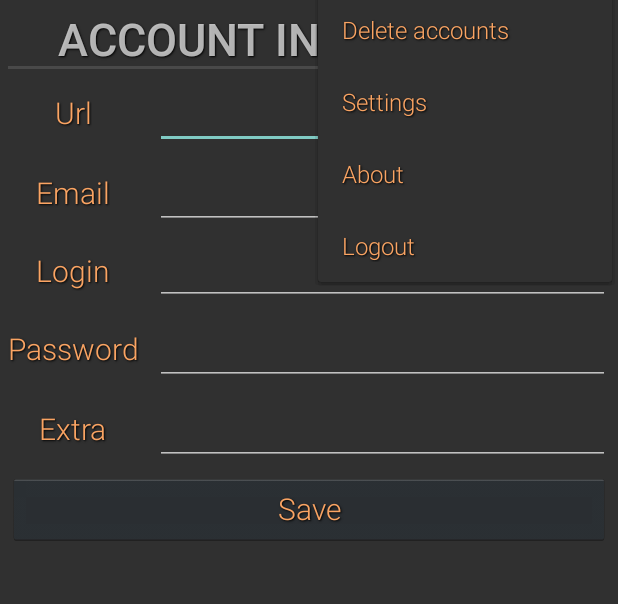
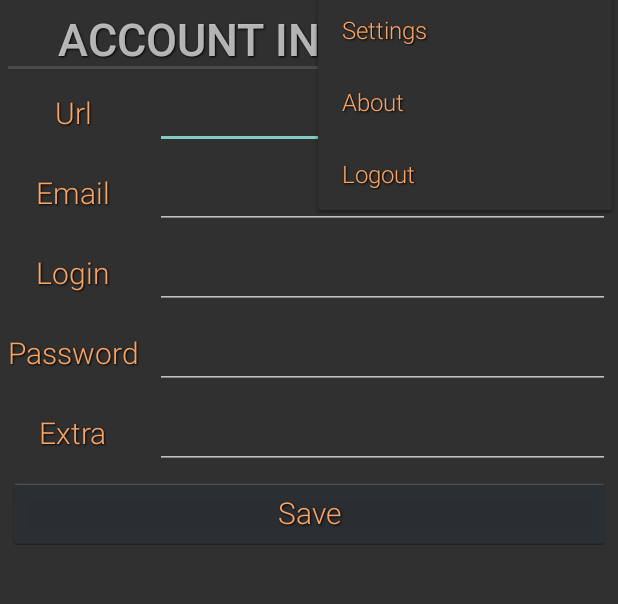
Before and after one commit to Ninise/PassKeeper, an Android app: the fragment PassDataFragment placed in its activity, with the options menu open, on a phone screen of 412 x 824 dp, the part 84-688 px from its top. Run offline under Robolectric (Android 15) with nearby library versions, the phone set to English and light mode, and no system bars.

Commit message:
Added browse data & update data & some changes

```diff
--- a/app/src/main/java/nkteam/com/passkeeper/database/DatabaseHandler.java
+++ b/app/src/main/java/nkteam/com/passkeeper/database/DatabaseHandler.java
@@ -116,7 +116,7 @@ public class DatabaseHandler extends SQLiteOpenHelper implements IDatabaseHandle
                 dataPassesList.add(pkDataModel);
             } while (cursor.moveToNext());
         }
-        Log.d("Database", "IT WORK! GET ALL");
+
         return dataPassesList;
     }
 
@@ -130,13 +130,13 @@ public class DatabaseHandler extends SQLiteOpenHelper implements IDatabaseHandle
         values.put(KEY_PASS, pkDataModel.getPass());
         values.put(KEY_EMAIL, pkDataModel.getEmail());
         values.put(KEY_EXTRA, pkDataModel.getExtra());
-
         return db.update(
                 TABLE_PASSES,
                 values,
                 KEY_ID + "=?",
                 new String[] { String.valueOf(pkDataModel.getId()) }
         );
+
     }
 
     @Override
@@ -153,7 +153,6 @@ public class DatabaseHandler extends SQLiteOpenHelper implements IDatabaseHandle
         SQLiteDatabase db = this.getWritableDatabase();
         db.delete(TABLE_PASSES, null, null);
         db.close();
-        Log.d("Database", "IT WORK! DELETE ALL");
     }
 
 
--- a/app/src/main/java/nkteam/com/passkeeper/passlist/ContentFragment.java
+++ b/app/src/main/java/nkteam/com/passkeeper/passlist/ContentFragment.java
@@ -4,6 +4,7 @@ package nkteam.com.passkeeper.passlist;
 import android.os.Bundle;
 import android.support.annotation.Nullable;
 import android.support.v4.app.Fragment;
+import android.support.v4.app.FragmentTransaction;
 import android.support.v7.widget.DefaultItemAnimator;
 import android.support.v7.widget.LinearLayoutManager;
 import android.support.v7.widget.RecyclerView;
@@ -21,6 +22,13 @@ import nkteam.com.passkeeper.database.PKDataModel;
 public class ContentFragment extends Fragment {
 
     private static final String TAG = "ContentFragment";
+
+    public static final String EXTRA_URL = "URL";
+    public static final String EXTRA_LOGIN = "LOGIN";
+    public static final String EXTRA_PASS = "PASS";
+    public static final String EXTRA_EMAIL = "EMAIL";
+    public static final String EXTRA_EXTRA = "EXTRA";
+    public static final String EXTRA_ID = "ID";
 
     List<PKDataModel> passList;
     RecyclerView mRecyclerView;
@@ -57,6 +65,34 @@ public class ContentFragment extends Fragment {
         ItemTouchHelper helper = new ItemTouchHelper(callback);
         helper.attachToRecyclerView(mRecyclerView);
 
+        mRecyclerView.addOnItemTouchListener(new RecyclerItemClickListener(getActivity(),
+                new RecyclerItemClickListener.OnItemClickListener() {
+                    @Override
+                    public void onItemClick(View view, int position) {
+                        sendData(position);
+                    }
+                }));
+
         return v;
     }
+
+    private void sendData(int position) {
+        PassDataFragment fragment = new PassDataFragment();
+
+        Bundle bundle = new Bundle();
+        bundle.putInt(EXTRA_ID, passList.get(position).getId());
+        bundle.putString(EXTRA_URL, passList.get(position).getUrl());
+        bundle.putString(EXTRA_LOGIN, passList.get(position).getLogin());
+        bundle.putString(EXTRA_PASS, passList.get(position).getPass());
+        bundle.putString(EXTRA_EMAIL, passList.get(position).getEmail());
+        bundle.putString(EXTRA_EXTRA, passList.get(position).getExtra());
+
+        fragment.setArguments(bundle);
+
+        FragmentTransaction fragmentTransaction = getActivity().getSupportFragmentManager().beginTransaction();
+        fragmentTransaction.setCustomAnimations(R.anim.slide_in, R.anim.slide_out);
+        fragmentTransaction.replace(R.id.frame, fragment);
+        fragmentTransaction.commit();
+
+    }
 }
--- a/app/src/main/java/nkteam/com/passkeeper/passlist/PassDataFragment.java
+++ b/app/src/main/java/nkteam/com/passkeeper/passlist/PassDataFragment.java
@@ -20,39 +20,49 @@ public class PassDataFragment extends Fragment {
 
     private static final String TAG = "PassDataFragment";
 
+    private EditText urlEditText;
+    private EditText emailEditText;
+    private EditText loginEditText;
+    private EditText passEditText;
+    private EditText extraEditText;
+
+    private static int ID;
+
     @Nullable
     @Override
     public View onCreateView(final LayoutInflater inflater, final ViewGroup container, Bundle savedInstanceState) {
+
         View v = inflater.inflate(R.layout.fragment_new_acc_layout, container, false);
 
-        final EditText urlEditText = (EditText) v.findViewById(R.id.urlEditText);
-        final EditText emailEditText = (EditText) v.findViewById(R.id.emailEditText);
-        final EditText loginEditText = (EditText) v.findViewById(R.id.loginEditText);
-        final EditText passEditText = (EditText) v.findViewById(R.id.passEditText);
-        final EditText extraEditText = (EditText) v.findViewById(R.id.extraEditText);
+        urlEditText = (EditText) v.findViewById(R.id.urlEditText);
+        emailEditText = (EditText) v.findViewById(R.id.emailEditText);
+        loginEditText = (EditText) v.findViewById(R.id.loginEditText);
+        passEditText = (EditText) v.findViewById(R.id.passEditText);
+        extraEditText = (EditText) v.findViewById(R.id.extraEditText);
+
+        if (isDataExists()) {
+            getData();
+        }
 
         Button saveBtn = (Button) v.findViewById(R.id.saveButton);
         saveBtn.setOnClickListener(new View.OnClickListener() {
             @Override
             public void onClick(View v) {
-
-
                 if (urlEditText.getText().toString().equals("") || loginEditText.getText().toString().equals("") ||
                         passEditText.getText().toString().equals("") || emailEditText.getText().toString().equals("")) {
 
                     showAlertDialog();
+                }
+                    DatabaseHandler db = new DatabaseHandler(getActivity());
 
+                if (!isDataExists()) {
+                    db.addDataPass(setData());
                 } else {
-                    DatabaseHandler db = new DatabaseHandler(getActivity());
-                    db.addDataPass(new PKDataModel(
-                            urlEditText.getText().toString().trim(),
-                            loginEditText.getText().toString().trim(),
-                            passEditText.getText().toString().trim(),
-                            emailEditText.getText().toString().trim(),
-                            extraEditText.getText().toString().trim()));
+                    db.updateDataPass(setData());
+                }
                     backToList();
-                }
             }
+
         });
 
         return v;
@@ -64,7 +74,6 @@ public class PassDataFragment extends Fragment {
                 getSupportFragmentManager().
                 beginTransaction();
         fragmentTransaction.setCustomAnimations(R.anim.slide_in, R.anim.slide_out);
-        Log.d(TAG, "OUT");
         fragmentTransaction.replace(R.id.frame, fragment);
         fragmentTransaction.commit();
     }
@@ -93,4 +102,28 @@ public class PassDataFragment extends Fragment {
         });
         alert.show();
     }
+
+    private void getData() {
+        ID = getArguments().getInt(ContentFragment.EXTRA_ID);
+        urlEditText.setText(getArguments().getString(ContentFragment.EXTRA_URL));
+        loginEditText.setText(getArguments().getString(ContentFragment.EXTRA_LOGIN));
+        passEditText.setText(getArguments().getString(ContentFragment.EXTRA_PASS));
+        emailEditText.setText(getArguments().getString(ContentFragment.EXTRA_EMAIL));
+        extraEditText.setText(getArguments().getString(ContentFragment.EXTRA_EXTRA));
+    }
+
+    private PKDataModel setData() {
+          return new PKDataModel(
+                                 ID,
+                                 urlEditText.getText().toString().trim(),
+                                 loginEditText.getText().toString().trim(),
+                                 passEditText.getText().toString().trim(),
+                                 emailEditText.getText().toString().trim(),
+                                 extraEditText.getText().toString().trim()
+          );
+    }
+
+    private boolean isDataExists() {
+        return getArguments() != null;
+    }
 }
--- a/app/src/main/java/nkteam/com/passkeeper/passlist/PassListActivity.java
+++ b/app/src/main/java/nkteam/com/passkeeper/passlist/PassListActivity.java
@@ -7,7 +7,6 @@ import android.support.v4.widget.DrawerLayout;
 import android.support.v7.app.ActionBarDrawerToggle;
 import android.support.v7.app.AppCompatActivity;
 import android.support.v7.widget.Toolbar;
-import android.util.Log;
 import android.view.Menu;
 import android.view.MenuItem;
 import android.widget.Toast;
@@ -107,7 +106,7 @@ public class PassListActivity extends AppCompatActivity {
         PassDataFragment fragment = new PassDataFragment();
         android.support.v4.app.FragmentTransaction fragmentTransaction = getSupportFragmentManager().beginTransaction();
         fragmentTransaction.setCustomAnimations(R.anim.slide_in, R.anim.slide_out);
-        Log.d(TAG, "IN");
+
         fragmentTransaction.replace(R.id.frame, fragment);
         fragmentTransaction.commit();
     }
@@ -116,9 +115,6 @@ public class PassListActivity extends AppCompatActivity {
         switch (menuItem.getItemId()){
             case R.id.new_acc:
                 viewPassDataFragment();
-                return true;
-            case R.id.delete_acc:
-
                 return true;
             case R.id.settings:
 
--- /dev/null
+++ b/app/src/main/java/nkteam/com/passkeeper/passlist/RecyclerItemClickListener.java
@@ -0,0 +1,45 @@
+package nkteam.com.passkeeper.passlist;
+
+import android.content.Context;
+import android.support.v7.widget.RecyclerView;
+import android.view.GestureDetector;
+import android.view.MotionEvent;
+import android.view.View;
+
+public class RecyclerItemClickListener implements RecyclerView.OnItemTouchListener {
+
+    private OnItemClickListener mListener;
+
+    public interface OnItemClickListener {
+        void onItemClick(View view, int position);
+    }
+
+    GestureDetector mGestureDetector;
+
+    public RecyclerItemClickListener(Context context, OnItemClickListener listener) {
+        mListener = listener;
+        mGestureDetector = new GestureDetector(context, new GestureDetector.SimpleOnGestureListener() {
+            @Override
+            public boolean onSingleTapUp(MotionEvent e) {
+                return true;
+            }
+        });
+    }
+
+    @Override
+    public boolean onInterceptTouchEvent(RecyclerView view, MotionEvent e) {
+        View childView = view.findChildViewUnder(e.getX(), e.getY());
+        if (childView != null && mListener != null && mGestureDetector.onTouchEvent(e)) {
+            mListener.onItemClick(childView, view.getChildAdapterPosition(childView));
+        }
+        return false;
+    }
+
+    @Override
+    public void onTouchEvent(RecyclerView view, MotionEvent motionEvent) {
+    }
+
+    @Override
+    public void onRequestDisallowInterceptTouchEvent(boolean disallowIntercept) {
+    }
+}
--- a/app/src/main/java/nkteam/com/passkeeper/pincode/PincodeFragment.java
+++ b/app/src/main/java/nkteam/com/passkeeper/pincode/PincodeFragment.java
@@ -102,6 +102,7 @@ public class PincodeFragment extends Fragment {
             public void onClick(View v) {
                 if (mPinCodeTextView.length() != 0) {
                     mPinCodeTextView.setText(mPinCodeTextView.getText().subSequence(0, mPinCodeTextView.length() - 1));
+                    INPUT_PINCODE = mPinCodeTextView.getText().toString();
                 }
             }
         });
--- a/app/src/main/res/layout/fragment_new_acc_layout.xml
+++ b/app/src/main/res/layout/fragment_new_acc_layout.xml
@@ -84,7 +84,9 @@
                 android:layout_gravity="fill"
                 android:layout_marginLeft="5dp"
                 android:layout_marginRight="5dp"
-                android:layout_marginTop="5dp"/>
+                android:layout_marginTop="5dp"
+                android:textSize="20sp"
+                style="@style/RobotoTextViewStyle"/>
 
             <TextView
                 android:layout_width="wrap_content"
--- a/app/src/main/res/menu/navigation_menu.xml
+++ b/app/src/main/res/menu/navigation_menu.xml
@@ -6,12 +6,6 @@
             android:checked="false"
             android:icon="@drawable/account_plus"
             android:title="@string/new_acc" />
-
-        <item
-            android:id="@+id/delete_acc"
-            android:checked="false"
-            android:icon="@drawable/account_minus"
-            android:title="@string/delete_acc" />
 
         <item
             android:id="@+id/settings"
```
